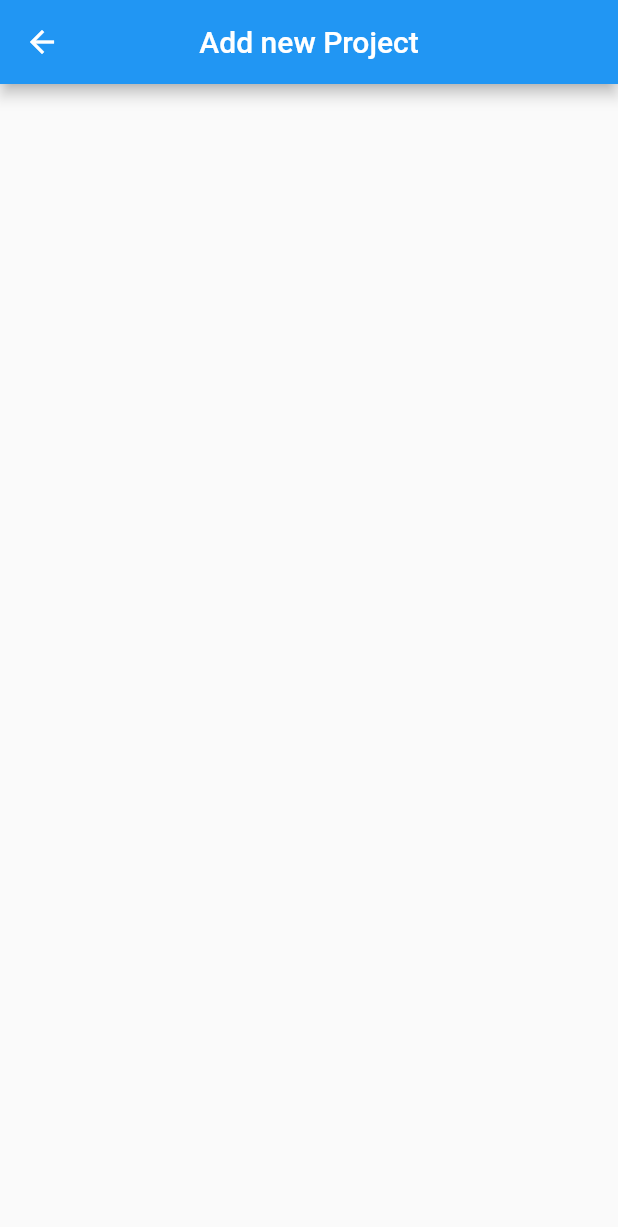
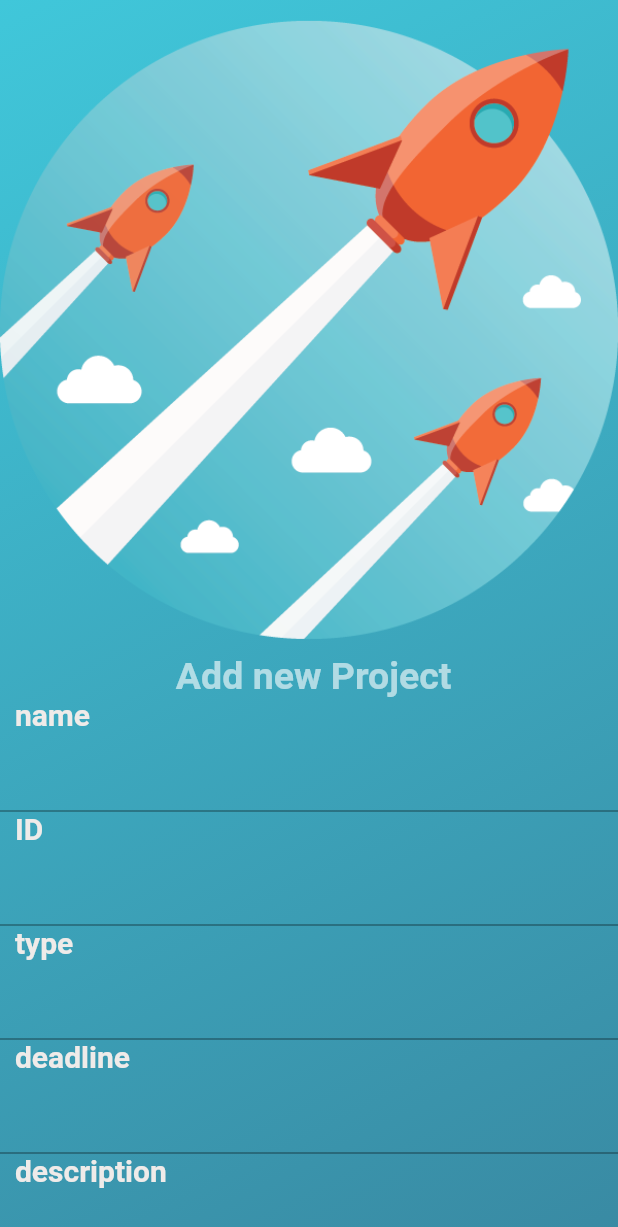
Before and after one commit to Pole-Projet-JEI/ollert_front, a Flutter app: the AddProject screen opened directly, on a phone screen of 412 x 824 dp. Shown: the top 1227 px of the screen. Run offline on Flutter 3.47's test engine with Material 2 defaults, Android fonts, the phone set to English and light mode, and no system bars; our stand-ins replace shared_preferences; accounts and stored records are empty.

Commit message:
commit message

```diff
--- /dev/null
+++ b/lib/Widgets/TextFieldWidget.dart
@@ -0,0 +1,19 @@
+import 'package:flutter/material.dart';
+Widget textfieldwidget(String s) => Column(
+  crossAxisAlignment: CrossAxisAlignment.start,
+  children: [
+    Text(
+      s,
+      style: TextStyle(color : Colors.brown.shade50,
+        fontWeight: FontWeight.bold,fontSize: 20),
+
+    ),
+    const SizedBox(height:5),
+    TextField(
+      //controller:
+    ),
+
+
+  ],
+
+);
--- a/lib/main.dart
+++ b/lib/main.dart
@@ -1,6 +1,7 @@
 import 'package:flutter/material.dart';
 import 'package:ollert/screens/signIn.dart';
 import 'package:ollert/screens/signOut.dart';
+import 'package:ollert/screens/AddProject.dart';
 void main() {
   runApp( MyApp());
 }
@@ -20,7 +21,7 @@ class _MyAppState extends State<MyApp> {
         primarySwatch: Colors.blue,
       ),
       debugShowCheckedModeBanner: false,
-      home: LogoutPage(),
+      home: AddProject(),
 
     );
   }
--- a/lib/screens/AddProject.dart
+++ b/lib/screens/AddProject.dart
@@ -1,15 +1,64 @@
 import 'package:flutter/material.dart';
 import 'package:flutter/services.dart';
+import 'package:ollert/Widgets/TextFieldWidget.dart';
+import 'package:ollert/models/Project.dart';
+import 'package:ollert/screens/signOut.dart';
 
 class AddProject extends StatelessWidget {
   const AddProject({ Key? key }) : super(key: key);
 
   @override
   Widget build(BuildContext context) {
-   return SafeArea(child:
-     Scaffold(
-       appBar:  AppBar (  title: Text("Add new Project"),
-          centerTitle: true,
-        ),));
+    final topPadding = MediaQuery.of(context).padding.top;
+    return SafeArea(
+      child : Scaffold(
+        body:Container(
+
+         height: MediaQuery.of(context).size.height,
+        width: MediaQuery.of(context).size.width,
+        decoration: const BoxDecoration(
+          gradient: LinearGradient(
+            colors: [Color(0xff40C7DA), Color(0xff398AA3)],
+            begin: Alignment.topLeft,
+            end: Alignment.bottomRight,
+          ),
+        ),
+      child: SingleChildScrollView(
+          child: Column(
+
+          children: [
+            SizedBox(height: topPadding),
+            SizedBox(height: 5),
+            Image.asset('assets/picture1.png'),
+            const Text(
+                    " Add new Project",
+                    style: TextStyle(
+                      fontSize: 25,
+                      color: Colors.white60,
+                      fontWeight: FontWeight.bold,
+                    ),
+                  ),
+            textfieldwidget("  name"),
+            textfieldwidget("  ID"),
+            textfieldwidget("  type"),
+            textfieldwidget("  deadline"),
+            textfieldwidget("  description"),
+            ElevatedButton(
+                  onPressed: () { Navigator.push( context,
+              MaterialPageRoute(builder: (context) => LogoutPage()),
+            );
+                  },
+                  child: Text('done', style : TextStyle(
+                    fontSize: 20.0,),
+                ))
+          ],
+          )
+        ,),
+        )
+        ),
+        );
+
+
   }
+
 }
--- a/lib/screens/signOut.dart
+++ b/lib/screens/signOut.dart
@@ -55,7 +55,10 @@ class _LogoutPageState extends State<LogoutPage> {
                       fontSize: 25,
                     ),
                   ),
-                  IconButton(onPressed:(){}, icon: const Icon(
+                  IconButton(onPressed:(){Navigator.push(
+    context,
+    MaterialPageRoute(builder: (context) => AddProject()),
+  );}, icon: const Icon(
                     Icons.logout,
                     size: 25,
                   ))
--- a/pubspec.yaml
+++ b/pubspec.yaml
@@ -59,8 +59,8 @@ flutter:
   uses-material-design: true
 
   # To add assets to your application, add an assets section, like this:
-  # assets:
-  #   - images/a_dot_burr.jpeg
+  assets:
+    - assets/picture1.png
   #   - images/a_dot_ham.jpeg
 
   # An image asset can refer to one or more resolution-specific "variants", see
```
Also changed, not shown: assets/picture1.png (added).
